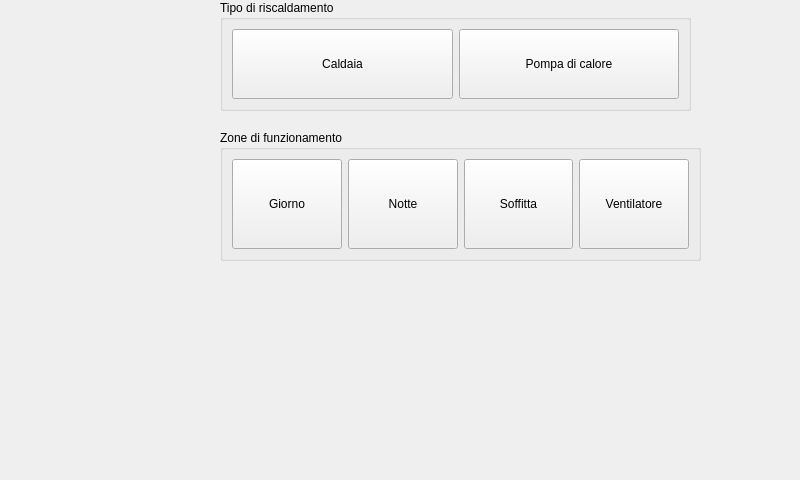
Old version of the form dlg_main.ui in the repository pillo79/home-control.
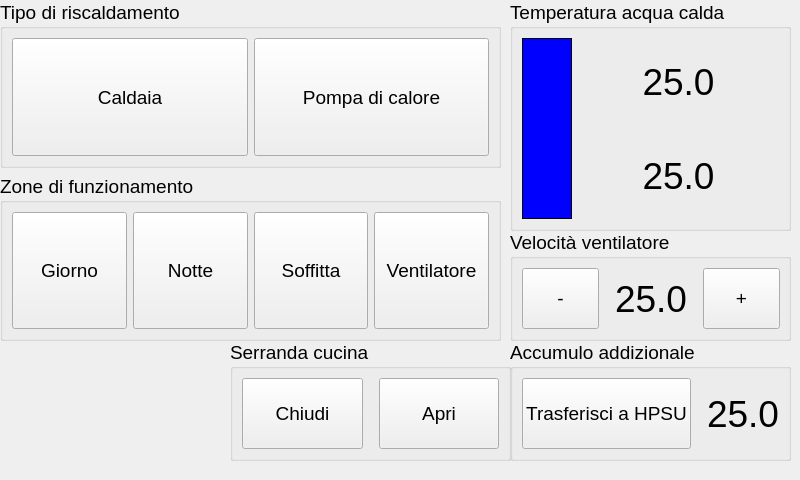
New version of the form.

Commit message: controllo serranda, fix delay timer, ui completa

```diff
--- a/dlg_main.ui
+++ b/dlg_main.ui
@@ -28,53 +28,238 @@
     <height>480</height>
    </size>
   </property>
+  <property name="font">
+   <font>
+    <pointsize>14</pointsize>
+   </font>
+  </property>
   <property name="windowTitle">
    <string>Form</string>
   </property>
-  <widget class="QGroupBox" name="groupBox">
+  <widget class="QGroupBox" name="groupBox_3">
    <property name="geometry">
     <rect>
-     <x>220</x>
+     <x>510</x>
      <y>0</y>
-     <width>471</width>
+     <width>281</width>
+     <height>231</height>
+    </rect>
+   </property>
+   <property name="title">
+    <string>Temperatura acqua calda</string>
+   </property>
+   <layout class="QHBoxLayout" name="horizontalLayout_4">
+    <item>
+     <widget class="QLabel" name="label">
+      <property name="minimumSize">
+       <size>
+        <width>50</width>
+        <height>0</height>
+       </size>
+      </property>
+      <property name="maximumSize">
+       <size>
+        <width>50</width>
+        <height>16777215</height>
+       </size>
+      </property>
+      <property name="palette">
+       <palette>
+        <active>
+         <colorrole role="Base">
+          <brush brushstyle="SolidPattern">
+           <color alpha="255">
+            <red>255</red>
+            <green>255</green>
+            <blue>255</blue>
+           </color>
+          </brush>
+         </colorrole>
+         <colorrole role="Window">
+          <brush brushstyle="SolidPattern">
+           <color alpha="255">
+            <red>0</red>
+            <green>0</green>
+            <blue>255</blue>
+           </color>
+          </brush>
+         </colorrole>
+        </active>
+        <inactive>
+         <colorrole role="Base">
+          <brush brushstyle="SolidPattern">
+           <color alpha="255">
+            <red>255</red>
+            <green>255</green>
+            <blue>255</blue>
+           </color>
+          </brush>
+         </colorrole>
+         <colorrole role="Window">
+          <brush brushstyle="SolidPattern">
+           <color alpha="255">
+            <red>0</red>
+            <green>0</green>
+            <blue>255</blue>
+           </color>
+          </brush>
+         </colorrole>
+        </inactive>
+        <disabled>
+         <colorrole role="Base">
+          <brush brushstyle="SolidPattern">
+           <color alpha="255">
+            <red>0</red>
+            <green>0</green>
+            <blue>255</blue>
+           </color>
+          </brush>
+         </colorrole>
+         <colorrole role="Window">
+          <brush brushstyle="SolidPattern">
+           <color alpha="255">
+            <red>0</red>
+            <green>0</green>
+            <blue>255</blue>
+           </color>
+          </brush>
+         </colorrole>
+        </disabled>
+       </palette>
+      </property>
+      <property name="autoFillBackground">
+       <bool>true</bool>
+      </property>
+      <property name="frameShape">
+       <enum>QFrame::Box</enum>
+      </property>
+      <property name="text">
+       <string/>
+      </property>
+     </widget>
+    </item>
+    <item>
+     <layout class="QVBoxLayout" name="verticalLayout">
+      <item>
+       <widget class="QLabel" name="tlTempAcquaTop">
+        <property name="sizePolicy">
+         <sizepolicy hsizetype="Expanding" vsizetype="Expanding">
+          <horstretch>0</horstretch>
+          <verstretch>0</verstretch>
+         </sizepolicy>
+        </property>
+        <property name="font">
+         <font>
+          <pointsize>28</pointsize>
+         </font>
+        </property>
+        <property name="text">
+         <string>25.0</string>
+        </property>
+        <property name="scaledContents">
+         <bool>false</bool>
+        </property>
+        <property name="alignment">
+         <set>Qt::AlignCenter</set>
+        </property>
+       </widget>
+      </item>
+      <item>
+       <widget class="QLabel" name="tlTempAcquaBot">
+        <property name="sizePolicy">
+         <sizepolicy hsizetype="Expanding" vsizetype="Expanding">
+          <horstretch>0</horstretch>
+          <verstretch>0</verstretch>
+         </sizepolicy>
+        </property>
+        <property name="font">
+         <font>
+          <pointsize>28</pointsize>
+         </font>
+        </property>
+        <property name="text">
+         <string>25.0</string>
+        </property>
+        <property name="scaledContents">
+         <bool>false</bool>
+        </property>
+        <property name="alignment">
+         <set>Qt::AlignCenter</set>
+        </property>
+       </widget>
+      </item>
+     </layout>
+    </item>
+   </layout>
+  </widget>
+  <widget class="QGroupBox" name="groupBox_4">
+   <property name="geometry">
+    <rect>
+     <x>510</x>
+     <y>230</y>
+     <width>281</width>
      <height>111</height>
     </rect>
    </property>
    <property name="title">
-    <string>Tipo di riscaldamento</string>
+    <string>Velocità ventilatore</string>
    </property>
-   <layout class="QHBoxLayout" name="horizontalLayout">
+   <layout class="QHBoxLayout" name="horizontalLayout_5">
+    <property name="spacing">
+     <number>16</number>
+    </property>
     <item>
-     <widget class="QPushButton" name="pbRiscCaldaia">
+     <widget class="QPushButton" name="pbVelMinus">
       <property name="sizePolicy">
-       <sizepolicy hsizetype="Minimum" vsizetype="Minimum">
+       <sizepolicy hsizetype="Expanding" vsizetype="Preferred">
         <horstretch>0</horstretch>
         <verstretch>0</verstretch>
        </sizepolicy>
       </property>
       <property name="text">
-       <string>Caldaia</string>
+       <string>-</string>
       </property>
-      <property name="checkable">
+      <property name="autoRepeat">
        <bool>true</bool>
       </property>
-      <property name="autoExclusive">
-       <bool>true</bool>
+     </widget>
+    </item>
+    <item>
+     <widget class="QLabel" name="tlVelFanCoil">
+      <property name="sizePolicy">
+       <sizepolicy hsizetype="Expanding" vsizetype="Expanding">
+        <horstretch>0</horstretch>
+        <verstretch>0</verstretch>
+       </sizepolicy>
       </property>
+      <property name="font">
+       <font>
+        <pointsize>28</pointsize>
+       </font>
+      </property>
+      <property name="text">
+       <string>25.0</string>
+      </property>
+      <property name="scaledContents">
+       <bool>false</bool>
+      </property>
+      <property name="alignment">
+       <set>Qt::AlignCenter</set>
+      </property>
      </widget>
     </item>
     <item>
-     <widget class="QPushButton" name="pbRiscPompaCalore">
+     <widget class="QPushButton" name="pbVelPlus">
       <property name="sizePolicy">
-       <sizepolicy hsizetype="Minimum" vsizetype="Minimum">
+       <sizepolicy hsizetype="Expanding" vsizetype="Preferred">
         <horstretch>0</horstretch>
         <verstretch>0</verstretch>
        </sizepolicy>
       </property>
       <property name="text">
-       <string>Pompa di calore</string>
+       <string>+</string>
       </property>
-      <property name="checkable">
+      <property name="autoRepeat">
        <bool>true</bool>
       </property>
       <property name="autoExclusive">
@@ -84,31 +269,34 @@
     </item>
    </layout>
   </widget>
-  <widget class="QGroupBox" name="groupBox_2">
+  <widget class="QGroupBox" name="groupBox_5">
    <property name="geometry">
     <rect>
-     <x>220</x>
-     <y>130</y>
-     <width>481</width>
-     <height>131</height>
+     <x>510</x>
+     <y>340</y>
+     <width>281</width>
+     <height>121</height>
     </rect>
    </property>
    <property name="title">
-    <string>Zone di funzionamento</string>
+    <string>Accumulo addizionale</string>
    </property>
-   <layout class="QHBoxLayout" name="horizontalLayout_3">
+   <layout class="QHBoxLayout" name="horizontalLayout_7">
     <item>
-     <layout class="QHBoxLayout" name="horizontalLayout_2">
+     <layout class="QHBoxLayout" name="horizontalLayout_6">
+      <property name="spacing">
+       <number>16</number>
+      </property>
       <item>
-       <widget class="QPushButton" name="pbGiorno">
+       <widget class="QPushButton" name="pbTrasfAccumulo">
         <property name="sizePolicy">
-         <sizepolicy hsizetype="Minimum" vsizetype="Minimum">
+         <sizepolicy hsizetype="Expanding" vsizetype="Expanding">
           <horstretch>0</horstretch>
           <verstretch>0</verstretch>
          </sizepolicy>
         </property>
         <property name="text">
-         <string>Giorno</string>
+         <string>Trasferisci a HPSU</string>
         </property>
         <property name="checkable">
          <bool>true</bool>
@@ -116,50 +304,80 @@
        </widget>
       </item>
       <item>
-       <widget class="QPushButton" name="pbNotte">
+       <widget class="QLabel" name="tlTempAccumulo">
         <property name="sizePolicy">
-         <sizepolicy hsizetype="Minimum" vsizetype="Minimum">
+         <sizepolicy hsizetype="Expanding" vsizetype="Expanding">
           <horstretch>0</horstretch>
           <verstretch>0</verstretch>
          </sizepolicy>
         </property>
+        <property name="font">
+         <font>
+          <pointsize>28</pointsize>
+         </font>
+        </property>
         <property name="text">
-         <string>Notte</string>
+         <string>25.0</string>
         </property>
-        <property name="checkable">
-         <bool>true</bool>
+        <property name="scaledContents">
+         <bool>false</bool>
         </property>
+        <property name="alignment">
+         <set>Qt::AlignCenter</set>
+        </property>
        </widget>
       </item>
+     </layout>
+    </item>
+   </layout>
+  </widget>
+  <widget class="QGroupBox" name="groupBox_6">
+   <property name="geometry">
+    <rect>
+     <x>230</x>
+     <y>340</y>
+     <width>281</width>
+     <height>121</height>
+    </rect>
+   </property>
+   <property name="title">
+    <string>Serranda cucina</string>
+   </property>
+   <layout class="QHBoxLayout" name="horizontalLayout_8">
+    <item>
+     <layout class="QHBoxLayout" name="horizontalLayout_9">
+      <property name="spacing">
+       <number>16</number>
+      </property>
       <item>
-       <widget class="QPushButton" name="pbSoffitta">
+       <widget class="QPushButton" name="pbChiudiCucina">
         <property name="sizePolicy">
-         <sizepolicy hsizetype="Minimum" vsizetype="Minimum">
+         <sizepolicy hsizetype="Expanding" vsizetype="Expanding">
           <horstretch>0</horstretch>
           <verstretch>0</verstretch>
          </sizepolicy>
         </property>
         <property name="text">
-         <string>Soffitta</string>
+         <string>Chiudi</string>
         </property>
         <property name="checkable">
-         <bool>true</bool>
+         <bool>false</bool>
         </property>
        </widget>
       </item>
       <item>
-       <widget class="QPushButton" name="pbFanCoil">
+       <widget class="QPushButton" name="pbApriCucina">
         <property name="sizePolicy">
-         <sizepolicy hsizetype="Minimum" vsizetype="Minimum">
+         <sizepolicy hsizetype="Expanding" vsizetype="Expanding">
           <horstretch>0</horstretch>
           <verstretch>0</verstretch>
          </sizepolicy>
         </property>
         <property name="text">
-         <string>Ventilatore</string>
+         <string>Apri</string>
         </property>
         <property name="checkable">
-         <bool>true</bool>
+         <bool>false</bool>
         </property>
        </widget>
       </item>
@@ -167,6 +385,142 @@
     </item>
    </layout>
   </widget>
+  <widget class="QWidget" name="">
+   <property name="geometry">
+    <rect>
+     <x>0</x>
+     <y>0</y>
+     <width>501</width>
+     <height>341</height>
+    </rect>
+   </property>
+   <layout class="QVBoxLayout" name="verticalLayout_2">
+    <item>
+     <widget class="QGroupBox" name="groupBox">
+      <property name="title">
+       <string>Tipo di riscaldamento</string>
+      </property>
+      <layout class="QHBoxLayout" name="horizontalLayout">
+       <item>
+        <widget class="QPushButton" name="pbRiscCaldaia">
+         <property name="sizePolicy">
+          <sizepolicy hsizetype="Minimum" vsizetype="Minimum">
+           <horstretch>0</horstretch>
+           <verstretch>0</verstretch>
+          </sizepolicy>
+         </property>
+         <property name="text">
+          <string>Caldaia</string>
+         </property>
+         <property name="checkable">
+          <bool>true</bool>
+         </property>
+         <property name="autoExclusive">
+          <bool>false</bool>
+         </property>
+        </widget>
+       </item>
+       <item>
+        <widget class="QPushButton" name="pbRiscPompaCalore">
+         <property name="sizePolicy">
+          <sizepolicy hsizetype="Minimum" vsizetype="Minimum">
+           <horstretch>0</horstretch>
+           <verstretch>0</verstretch>
+          </sizepolicy>
+         </property>
+         <property name="text">
+          <string>Pompa di calore</string>
+         </property>
+         <property name="checkable">
+          <bool>true</bool>
+         </property>
+         <property name="autoExclusive">
+          <bool>false</bool>
+         </property>
+        </widget>
+       </item>
+      </layout>
+     </widget>
+    </item>
+    <item>
+     <widget class="QGroupBox" name="groupBox_2">
+      <property name="title">
+       <string>Zone di funzionamento</string>
+      </property>
+      <layout class="QHBoxLayout" name="horizontalLayout_3">
+       <item>
+        <layout class="QHBoxLayout" name="horizontalLayout_2">
+         <item>
+          <widget class="QPushButton" name="pbGiorno">
+           <property name="sizePolicy">
+            <sizepolicy hsizetype="Minimum" vsizetype="Minimum">
+             <horstretch>0</horstretch>
+             <verstretch>0</verstretch>
+            </sizepolicy>
+           </property>
+           <property name="text">
+            <string>Giorno</string>
+           </property>
+           <property name="checkable">
+            <bool>true</bool>
+           </property>
+          </widget>
+         </item>
+         <item>
+          <widget class="QPushButton" name="pbNotte">
+           <property name="sizePolicy">
+            <sizepolicy hsizetype="Minimum" vsizetype="Minimum">
+             <horstretch>0</horstretch>
+             <verstretch>0</verstretch>
+            </sizepolicy>
+           </property>
+           <property name="text">
+            <string>Notte</string>
+           </property>
+           <property name="checkable">
+            <bool>true</bool>
+           </property>
+          </widget>
+         </item>
+         <item>
+          <widget class="QPushButton" name="pbSoffitta">
+           <property name="sizePolicy">
+            <sizepolicy hsizetype="Minimum" vsizetype="Minimum">
+             <horstretch>0</horstretch>
+             <verstretch>0</verstretch>
+            </sizepolicy>
+           </property>
+           <property name="text">
+            <string>Soffitta</string>
+           </property>
+           <property name="checkable">
+            <bool>true</bool>
+           </property>
+          </widget>
+         </item>
+         <item>
+          <widget class="QPushButton" name="pbFanCoil">
+           <property name="sizePolicy">
+            <sizepolicy hsizetype="Minimum" vsizetype="Minimum">
+             <horstretch>0</horstretch>
+             <verstretch>0</verstretch>
+            </sizepolicy>
+           </property>
+           <property name="text">
+            <string>Ventilatore</string>
+           </property>
+           <property name="checkable">
+            <bool>true</bool>
+           </property>
+          </widget>
+         </item>
+        </layout>
+       </item>
+      </layout>
+     </widget>
+    </item>
+   </layout>
+  </widget>
  </widget>
  <resources/>
  <connections/>
```
Left out of the diff: 3 changed lines with no effect on the pictures. The commit also changes 7 other files.
